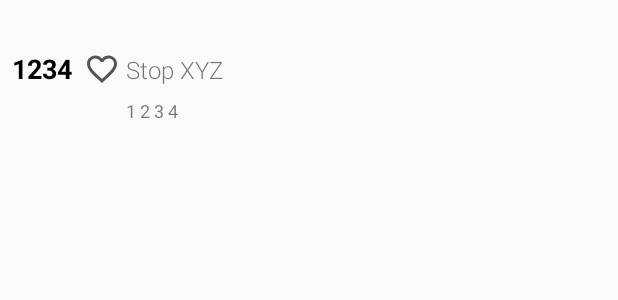
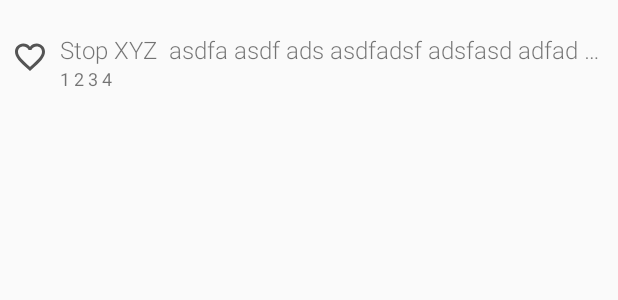
Before and after one commit to caveda/qmoves-android, an Android app: the layout stop_view_item.xml on its own in the app's theme, with its tools: preview values and no code run, on a phone screen of 412 x 824 dp. Shown: the top 300 px of the screen. Run offline under Robolectric (Android 15) with nearby library versions, the phone set to English and light mode, and no system bars.

Commit message:
Remove stop code and redesign layout

```diff
--- a/app/src/main/java/com/quoders/apps/qmoves/data/source/TransportRepositoryImpl.kt
+++ b/app/src/main/java/com/quoders/apps/qmoves/data/source/TransportRepositoryImpl.kt
@@ -68,7 +68,7 @@ class TransportRepositoryImpl @Inject constructor(
         val retList = queryResult.map {
             val transport = DBTransportMapper().map(dbSource.getTransport(it.transportName))
             val lineWithStops = dbSource.getLineOfAgency(it.transportName, it.lineCode)
-            val line = DBLineMapper().map(lineWithStops.line)
+             val line = DBLineMapper().map(lineWithStops.line)
             val stop = lineWithStops.stops.first { s: DBStop -> it.stopCode == s.code}
             Favorite(transport, line, DBStopMapper().map(stop))
         }
--- a/app/src/main/java/com/quoders/apps/qmoves/stops/StopsAdapter.kt
+++ b/app/src/main/java/com/quoders/apps/qmoves/stops/StopsAdapter.kt
@@ -35,11 +35,11 @@ class StopsAdapter (private val viewModel: StopsViewModel): ListAdapter<Stop, St
      */
     companion object DiffCallback : DiffUtil.ItemCallback<Stop>() {
         override fun areItemsTheSame(oldItem: Stop, newItem: Stop): Boolean {
-            return oldItem.code === newItem.code
+            return oldItem.code == newItem.code
         }
 
         override fun areContentsTheSame(oldItem: Stop, newItem: Stop): Boolean {
-            return oldItem == newItem && oldItem.favorite == newItem.favorite
+            return oldItem.code == newItem.code && oldItem.favorite == newItem.favorite
         }
     }
 
--- a/app/src/main/java/com/quoders/apps/qmoves/stops/StopsViewModel.kt
+++ b/app/src/main/java/com/quoders/apps/qmoves/stops/StopsViewModel.kt
@@ -78,7 +78,7 @@ class StopsViewModel (private val transport: Transport, private val line: Line,
                 _stops.value = result.data
             }
 
-            showSnackbarMessage(if (stop.favorite) R.string.favorite_added else R.string.favorite_removed)
+            showSnackbarMessage(if (stop.favorite) R.string.favorite_removed else R.string.favorite_added)
         }
     }
 }
--- a/app/src/main/res/drawable/ic_favorite_enable.xml
+++ b/app/src/main/res/drawable/ic_favorite_enable.xml
@@ -1,5 +1,5 @@
 <vector android:alpha="0.66" android:height="192dp"
     android:viewportHeight="24.0" android:viewportWidth="24.0"
     android:width="192dp" xmlns:android="http://schemas.android.com/apk/res/android">
-    <path android:fillColor="#FF000000" android:pathData="M12,21.35l-1.45,-1.32C5.4,15.36 2,12.28 2,8.5 2,5.42 4.42,3 7.5,3c1.74,0 3.41,0.81 4.5,2.09C13.09,3.81 14.76,3 16.5,3 19.58,3 22,5.42 22,8.5c0,3.78 -3.4,6.86 -8.55,11.54L12,21.35z"/>
+    <path android:fillColor="#FFeb3b5a" android:pathData="M12,21.35l-1.45,-1.32C5.4,15.36 2,12.28 2,8.5 2,5.42 4.42,3 7.5,3c1.74,0 3.41,0.81 4.5,2.09C13.09,3.81 14.76,3 16.5,3 19.58,3 22,5.42 22,8.5c0,3.78 -3.4,6.86 -8.55,11.54L12,21.35z"/>
 </vector>
--- a/app/src/main/res/layout/stop_view_item.xml
+++ b/app/src/main/res/layout/stop_view_item.xml
@@ -15,44 +15,31 @@
 
     <androidx.constraintlayout.widget.ConstraintLayout
         android:layout_width="match_parent"
-        android:layout_height="match_parent"
+        android:layout_height="wrap_content"
         android:layout_marginTop="@dimen/list_row_vertical_padding"
         android:layout_marginBottom="@dimen/list_row_vertical_padding"
         android:onClick="@{() -> viewModel.navigateToStopDetail(stop)}">
 
         <TextView
-            android:id="@+id/next_line_id_text"
-            android:layout_width="wrap_content"
+            android:id="@+id/stop_name_text"
+            android:layout_width="0dp"
             android:layout_height="wrap_content"
             android:layout_marginStart="8dp"
-            android:layout_marginTop="8dp"
-            android:layout_marginBottom="8dp"
-            android:text="@{stop.code}"
-            android:textAlignment="viewEnd"
-            android:textColor="@android:color/primary_text_light"
-            android:textSize="18sp"
-            android:textStyle="bold"
-            app:layout_constraintBottom_toBottomOf="parent"
-            app:layout_constraintStart_toStartOf="parent"
-            app:layout_constraintTop_toTopOf="parent"
-            app:layout_constraintVertical_bias="0.012"
-            tools:text="1234" />
-
-        <TextView
-            android:id="@+id/next_time_text"
-            android:layout_width="wrap_content"
-            android:layout_height="wrap_content"
-            android:layout_marginStart="4dp"
+            android:layout_marginEnd="8dp"
             android:ellipsize="end"
             android:fontFamily="sans-serif-light"
             android:gravity="start|center_vertical"
-            android:maxLines="2"
+            android:maxLines="1"
             android:text="@{stop.name}"
-            android:textSize="16sp"
-            app:layout_constraintBottom_toBottomOf="@+id/favorite_image"
+            android:textSize="@dimen/stop_name_list_size"
+            app:layout_constraintBottom_toBottomOf="parent"
+            app:layout_constraintEnd_toEndOf="parent"
+            app:layout_constraintHorizontal_bias="0.0"
             app:layout_constraintStart_toEndOf="@+id/favorite_image"
-            app:layout_constraintTop_toTopOf="@+id/favorite_image"
-            tools:text="Stop XYZ" />
+            app:layout_constraintTop_toTopOf="parent"
+            app:layout_constraintVertical_bias="0.26"
+            app:layout_constraintWidth_default="wrap"
+            tools:text="Stop XYZ  asdfa asdf ads asdfadsf adsfasd adfad asdfadsf" />
 
         <ImageView
             android:id="@+id/favorite_image"
@@ -62,27 +49,26 @@
             android:contentDescription="@string/cd_favorite_button"
             android:onClick="@{() -> viewModel.toggleFavorite(stop)}"
             app:favoriteStatus="@{stop.favorite}"
-            app:layout_constraintBottom_toBottomOf="@+id/next_line_id_text"
-            app:layout_constraintStart_toEndOf="@+id/next_line_id_text"
-            app:layout_constraintTop_toTopOf="@+id/next_line_id_text"
+            app:layout_constraintBottom_toBottomOf="parent"
+            app:layout_constraintStart_toStartOf="parent"
+            app:layout_constraintTop_toTopOf="parent"
             app:srcCompat="@drawable/ic_favorite_disable" />
 
         <TextView
             android:id="@+id/connections_text"
             android:layout_width="0dp"
             android:layout_height="wrap_content"
-            android:layout_marginStart="4dp"
-            android:layout_marginTop="8dp"
             android:layout_marginEnd="8dp"
             android:ellipsize="end"
             android:gravity="start|center_vertical"
             android:maxLines="1"
             android:text="@{stop.connections}"
-            android:textSize="12sp"
+            android:textSize="@dimen/stop_connections_list_size"
             app:layout_constraintEnd_toEndOf="parent"
-            app:layout_constraintHorizontal_bias="0.117"
-            app:layout_constraintStart_toEndOf="@+id/favorite_image"
-            app:layout_constraintTop_toBottomOf="@+id/next_time_text"
+            app:layout_constraintHorizontal_bias="0.0"
+            app:layout_constraintStart_toStartOf="@+id/stop_name_text"
+            app:layout_constraintTop_toBottomOf="@+id/stop_name_text"
+            app:layout_constraintWidth_default="wrap"
             tools:text="1 2 3 4" />
     </androidx.constraintlayout.widget.ConstraintLayout>
 </layout>
--- a/app/src/main/res/values/colors.xml
+++ b/app/src/main/res/values/colors.xml
@@ -3,4 +3,11 @@
     <color name="colorPrimary">#00509d</color>
     <color name="colorPrimaryDark">#00296b</color>
     <color name="colorAccent">#ffd500</color>
+
+    <!-- Home -->
+    <color name="homeTransportBgBus">#ffd500</color>
+    <color name="homeTransportBgSubway">#ffd500</color>
+    <color name="homeTransportBgTram">#ffd500</color>
+
+
 </resources>
--- a/app/src/main/res/values/dimens.xml
+++ b/app/src/main/res/values/dimens.xml
@@ -4,4 +4,6 @@
     <dimen name="list_row_vertical_padding">16dp</dimen>
     <dimen name="grid_cell_vertical_padding">24dp</dimen>
     <dimen name="realtime_progress_size">30dp</dimen>
+    <dimen name="stop_name_list_size">16sp</dimen>
+    <dimen name="stop_connections_list_size">12sp</dimen>
 </resources>
```
